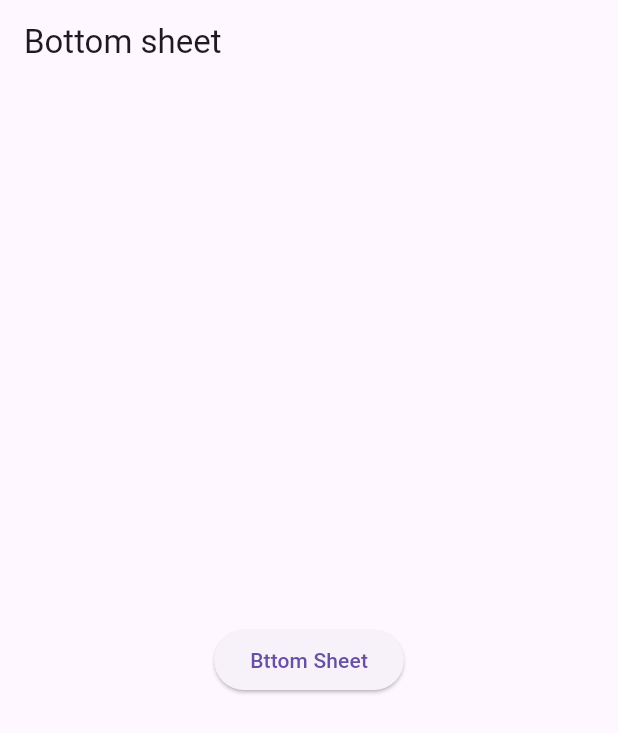
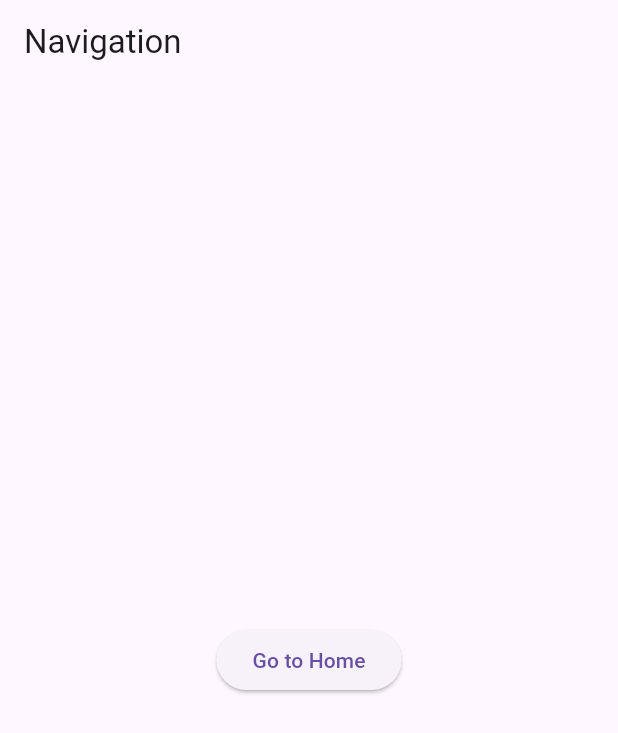
Before and after one commit to zakir1999/GETx, a Flutter app: the screen it shows after launch, on a phone screen of 412 x 824 dp. Shown: the top 733 px of the screen. Run offline on Flutter 3.47's test engine with Material 3 defaults, Android fonts, the phone set to English and light mode, and no system bars; our stand-ins replace gap, get; missing offline and left inert: raised_buttons.

Commit message:
Route Navigation for named routes

```diff
--- /dev/null
+++ b/lib/Packages/Route Navigation/home.dart
@@ -0,0 +1,52 @@
+import 'package:flutter/material.dart';
+import 'package:get/get.dart';
+import 'package:getx/Packages/Route%20Navigation/second.dart';
+class home extends StatelessWidget {
+  const home({super.key});
+
+  @override
+  Widget build(BuildContext context) {
+    return GetMaterialApp(
+      title: "Navigation",
+      home: Scaffold(
+        appBar: AppBar(title: Text("Navigation"),),
+        body: Center(
+          child: Column(
+            mainAxisAlignment: MainAxisAlignment.center,
+
+            children: [
+              ElevatedButton(onPressed:  () async {
+                // Get.to(
+                //   second(),
+                //   fullscreenDialog: true,
+                //   transition: Transition.zoom,
+                //   duration: Duration(milliseconds: 4000),
+                //   curve: Curves.bounceInOut,
+                //
+                //
+                // );
+
+                // Go to home screen but no option to return to previous screen
+                // Get.of()
+
+                //Go to home screen and cancel all previous screens/routes
+                //Get.offAll(Home());
+
+                //Go to next screen with some data
+                // Get.to(second(),arguments: "Data from Home");
+                // go to next screen and recieve data sent from the home screen.
+                var data= await Get.to(second());
+                print("The Received data is $data ");
+
+
+
+              }, child: Text("Go to Home"),
+              )
+
+            ],
+          ),
+        ),
+      ),
+    );
+  }
+}
--- a/lib/main.dart
+++ b/lib/main.dart
@@ -1,4 +1,5 @@
 import 'package:flutter/material.dart';
+import 'package:getx/Packages/Route%20Navigation/home.dart';
 import 'package:getx/Packages/bottom.dart';
 import 'package:getx/Packages/dialog.dart';
 
@@ -20,7 +21,7 @@ class MyApp extends StatelessWidget {
         colorScheme: ColorScheme.fromSeed(seedColor: Colors.deepPurple),
         useMaterial3: true,
       ),
-      home:bottomsheet(),
+      home:home(),
     );
   }
 }
--- a/pubspec.yaml
+++ b/pubspec.yaml
@@ -39,6 +39,7 @@ dependencies:
   raised_buttons: ^0.0.2
   gradient_elevated_button: ^1.0.8
   top_snackbar_flutter: ^3.1.0
+  gap: ^3.0.1
 
 dev_dependencies:
   flutter_test:
```
Also changed, not shown: lib/Packages/Route Navigation/second.dart (added, +51 -0 lines), pubspec.lock.
